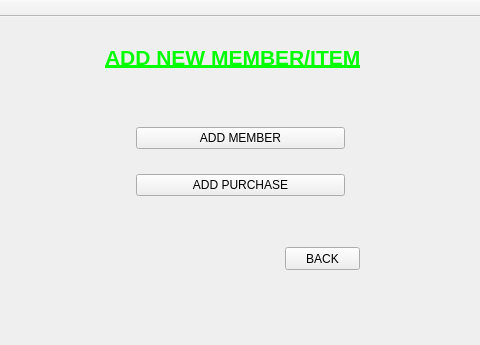
Qt form Forms/mainwindow.ui (TheSoullessOne/Group-Project-1) before a commit; both pictures show x 95 to 575 and y 0 to 345 of the 763 by 502 pixel window.
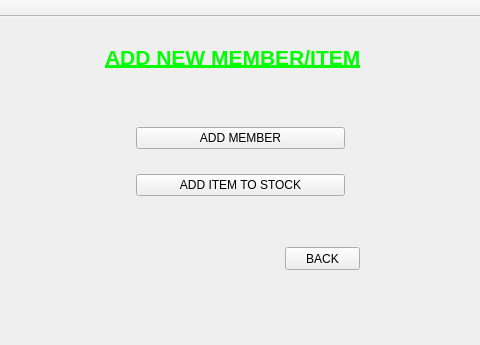
The same form after that commit. The open tabs and pages were chosen to show the change.

```diff
--- a/Forms/mainwindow.ui
+++ b/Forms/mainwindow.ui
@@ -222,7 +222,7 @@
        <item>
         <widget class="QPushButton" name="add_purchase">
          <property name="text">
-          <string>ADD PURCHASE</string>
+          <string>ADD ITEM TO STOCK</string>
          </property>
         </widget>
        </item>
```
Left out of the diff: 2 changed lines with no effect on the pictures.
